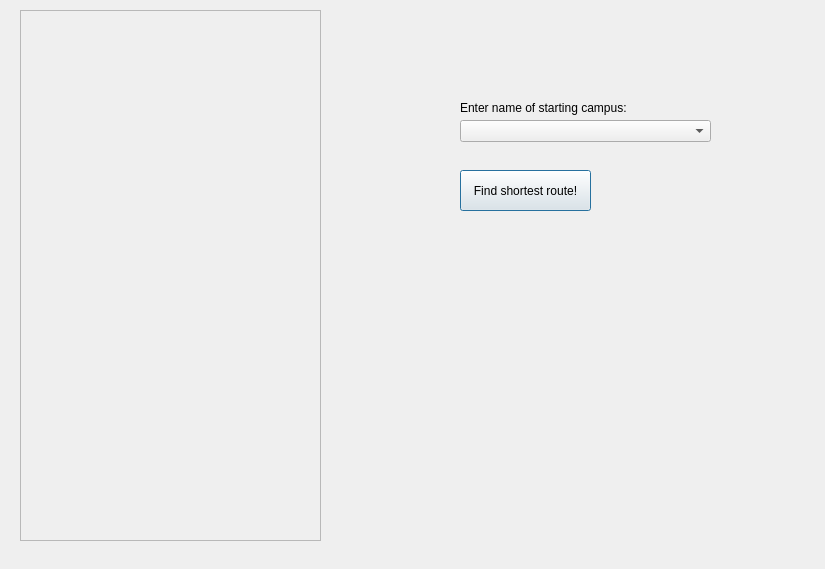
First picture: the form in tripplanner.ui, repository rizzi-trevor/Proj2TempRepo, before the edit.
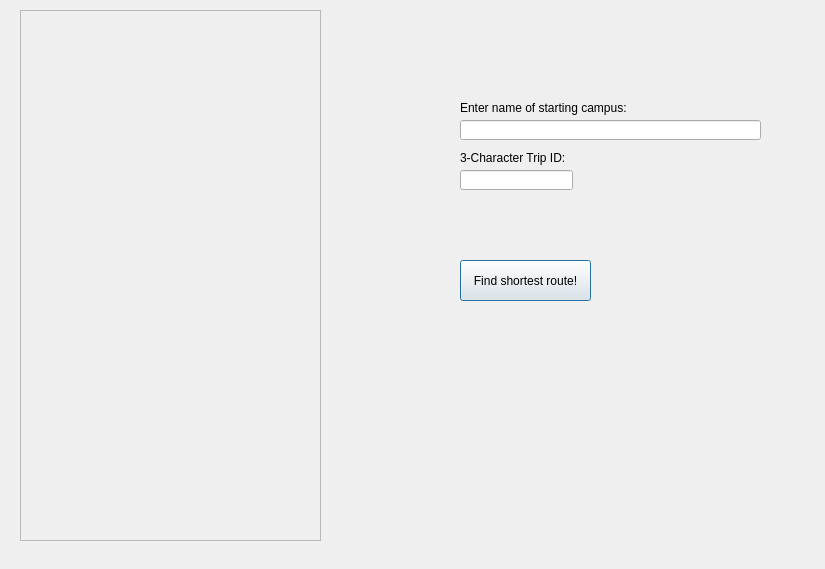
Second picture: the form after the edit.

```diff
--- a/tripplanner.ui
+++ b/tripplanner.ui
@@ -40,7 +40,7 @@
    <property name="geometry">
     <rect>
      <x>460</x>
-     <y>170</y>
+     <y>260</y>
      <width>131</width>
      <height>41</height>
     </rect>
@@ -49,6 +49,16 @@
     <string>Find shortest route!</string>
    </property>
   </widget>
+  <widget class="QLineEdit" name="colName">
+   <property name="geometry">
+    <rect>
+     <x>460</x>
+     <y>120</y>
+     <width>301</width>
+     <height>20</height>
+    </rect>
+   </property>
+  </widget>
   <widget class="QLabel" name="startCampusHeader">
    <property name="geometry">
     <rect>
@@ -66,7 +76,7 @@
    <property name="geometry">
     <rect>
      <x>460</x>
-     <y>150</y>
+     <y>200</y>
      <width>291</width>
      <height>16</height>
     </rect>
@@ -75,16 +85,42 @@
     <string/>
    </property>
   </widget>
-  <widget class="QComboBox" name="colName">
+  <widget class="QLineEdit" name="trip">
    <property name="geometry">
     <rect>
      <x>460</x>
-     <y>120</y>
-     <width>251</width>
-     <height>22</height>
+     <y>170</y>
+     <width>113</width>
+     <height>20</height>
     </rect>
    </property>
   </widget>
+  <widget class="QLabel" name="label">
+   <property name="geometry">
+    <rect>
+     <x>460</x>
+     <y>150</y>
+     <width>121</width>
+     <height>16</height>
+    </rect>
+   </property>
+   <property name="text">
+    <string>3-Character Trip ID:</string>
+   </property>
+  </widget>
+  <widget class="QLabel" name="tripWarning">
+   <property name="geometry">
+    <rect>
+     <x>460</x>
+     <y>230</y>
+     <width>301</width>
+     <height>20</height>
+    </rect>
+   </property>
+   <property name="text">
+    <string/>
+   </property>
+  </widget>
  </widget>
  <resources/>
  <connections>
```
Left out of the diff: 4 changed lines with no effect on the pictures.
